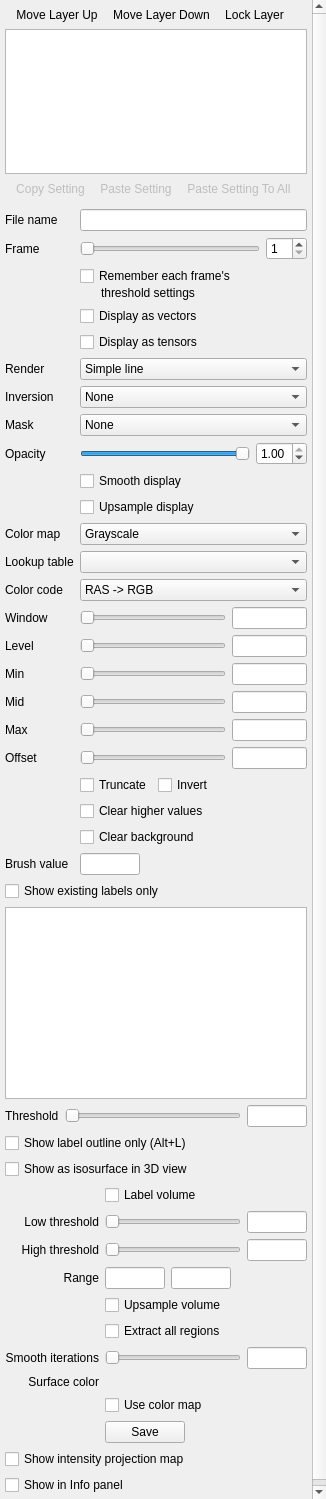
This is freeview/PanelVolume.ui in freesurfer/freesurfer as Qt 5 draws it before an edit. The edited form follows.
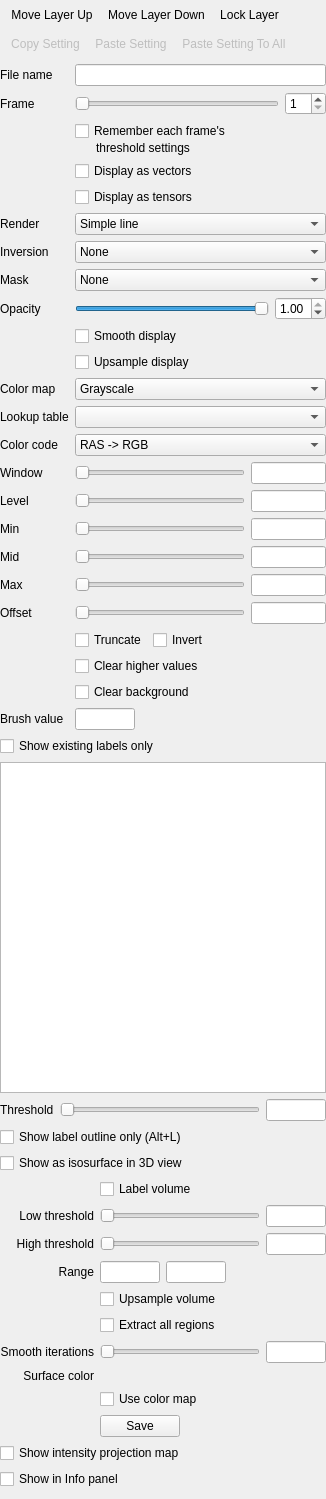
This is the edited form. Icons and pictures are not drawn. Custom widgets are drawn as their Qt base class.

Commit message: One control panel for all types of layers

What changed in the file:
```diff
--- a/freeview/PanelVolume.ui
+++ b/freeview/PanelVolume.ui
@@ -26,20 +26,20 @@
    <property name="geometry">
     <rect>
      <x>0</x>
-     <y>-156</y>
+     <y>0</y>
      <width>311</width>
-     <height>1655</height>
+     <height>1510</height>
     </rect>
    </property>
    <layout class="QVBoxLayout" name="verticalLayout">
     <property name="leftMargin">
-     <number>5</number>
+     <number>0</number>
     </property>
     <property name="topMargin">
      <number>0</number>
     </property>
     <property name="rightMargin">
-     <number>5</number>
+     <number>0</number>
     </property>
     <property name="bottomMargin">
      <number>5</number>
@@ -68,42 +68,6 @@
         <addaction name="actionLockLayer"/>
        </widget>
       </item>
-      <item>
-       <widget class="LayerTreeWidget" name="treeWidgetLayers">
-        <property name="sizePolicy">
-         <sizepolicy hsizetype="Expanding" vsizetype="Fixed">
-          <horstretch>0</horstretch>
-          <verstretch>0</verstretch>
-         </sizepolicy>
-        </property>
-        <property name="maximumSize">
-         <size>
-          <width>16777215</width>
-          <height>145</height>
-         </size>
-        </property>
-        <property name="editTriggers">
-         <set>QAbstractItemView::EditKeyPressed|QAbstractItemView::SelectedClicked</set>
-        </property>
-        <property name="selectionMode">
-         <enum>QAbstractItemView::SingleSelection</enum>
-        </property>
-        <property name="rootIsDecorated">
-         <bool>false</bool>
-        </property>
-        <property name="uniformRowHeights">
-         <bool>true</bool>
-        </property>
-        <attribute name="headerVisible">
-         <bool>false</bool>
-        </attribute>
-        <column>
-         <property name="text">
-          <string notr="true">1</string>
-         </property>
-        </column>
-       </widget>
-      </item>
       <item>
        <widget class="QToolBar" name="toolbar2">
         <property name="iconSize">
@@ -1226,11 +1190,6 @@
     <signal>currentColorChanged(QColor)</signal>
    </slots>
   </customwidget>
-  <customwidget>
-   <class>LayerTreeWidget</class>
-   <extends>QTreeWidget</extends>
-   <header>LayerTreeWidget.h</header>
-  </customwidget>
  </customwidgets>
  <resources>
   <include location="freeview.qrc"/>
```
Left out of the diff: 112 changed lines with no effect on the pictures. The commit also changes 20 other files.
